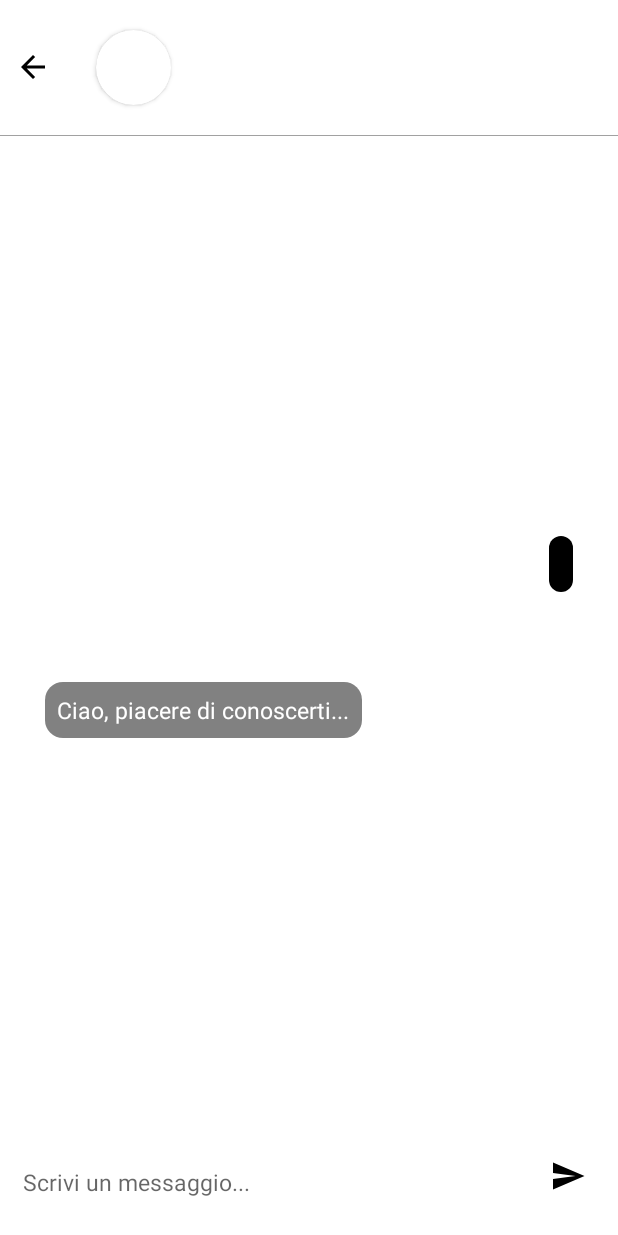
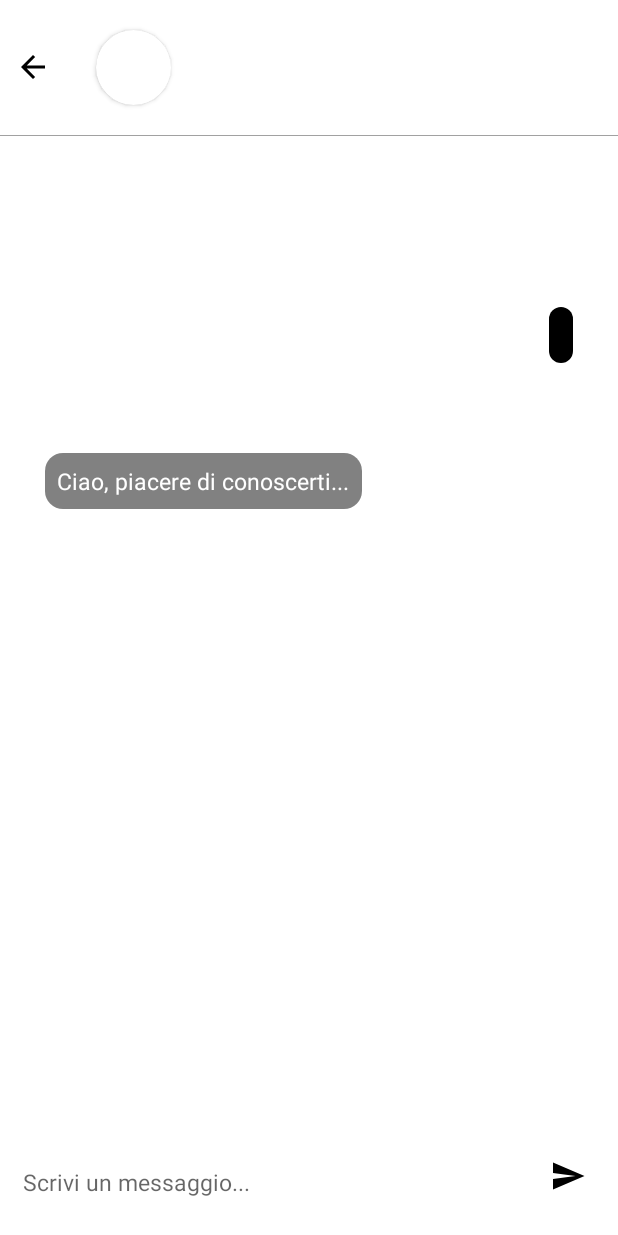
Before and after one commit to alessandrofloris/ProgettoIum, an Android app: the PrivateChat screen opened directly, with no data from a screen before it, after a tap on an icon or button, on a phone screen of 412 x 824 dp. Run offline under Robolectric (Android 15) with nearby library versions, the phone set to English and light mode, and no system bars; 2 statements that could not run were skipped.

Commit message:
Accorgimento Chat

```diff
--- a/app/src/main/res/layout/activity_private_chat.xml
+++ b/app/src/main/res/layout/activity_private_chat.xml
@@ -72,10 +72,12 @@
     <LinearLayout
         android:id="@+id/MiddleLinearLayout"
         android:layout_width="match_parent"
-        android:layout_height="wrap_content"
+        android:layout_height="500dp"
         android:orientation="vertical"
-        app:layout_constraintBottom_toTopOf="@id/BottomLinearLayout"
-        app:layout_constraintTop_toBottomOf="@+id/spacer">
+        app:layout_constraintStart_toStartOf="parent"
+        app:layout_constraintEnd_toEndOf="parent"
+        app:layout_constraintTop_toBottomOf="@+id/topLinearLayout"
+        app:layout_constraintBottom_toTopOf="@id/BottomLinearLayout">
 
         <LinearLayout
             android:id="@+id/right_chat_layout"
```
